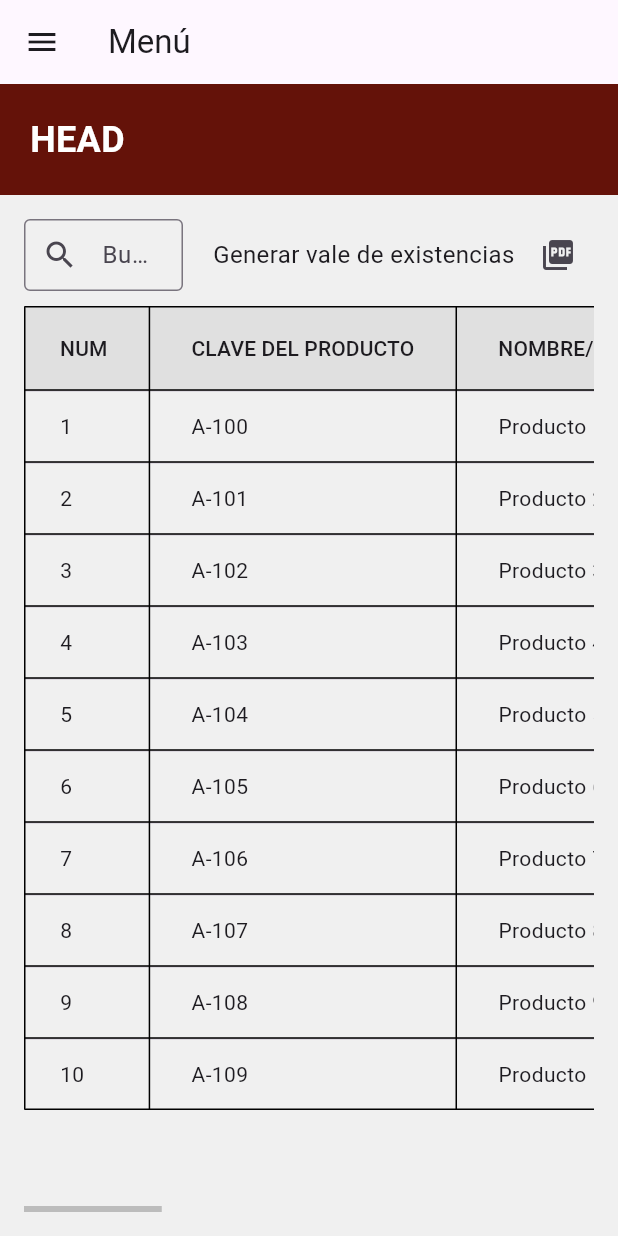
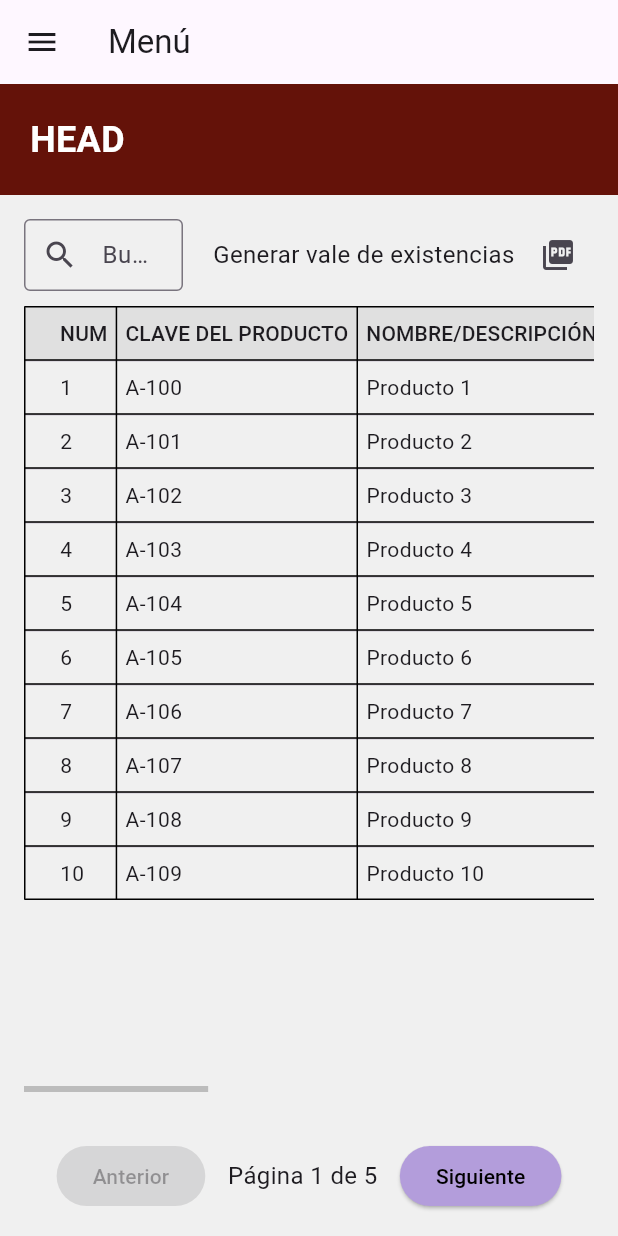
Before and after one commit to JVlazco81/control_almacen_frontend, a Flutter app: the Existencias_View screen opened by its route, on a phone screen of 412 x 824 dp. Run offline on Flutter 3.47's test engine with Material 3 defaults, Android fonts, the phone set to English and light mode, and no system bars; our stand-ins replace dropdown_search; missing offline and left inert: number_inc_dec.

Commit message:
PCA-4 Se mejoró la posición del Scroll Horizontal y la paginación

```diff
--- a/lib/screens/existencias_view.dart
+++ b/lib/screens/existencias_view.dart
@@ -16,7 +16,6 @@ class _ExistenciasViewState extends State<Existencias_View> {
   final int filasPorPagina = 10;
   int paginaActual = 0;
 
-  // Lista de productos de ejemplo
   final List<Map<String, String>> productos = List.generate(50, (index) {
     return {
       "num": "${index + 1}",
@@ -64,13 +63,12 @@ class _ExistenciasViewState extends State<Existencias_View> {
                   marca.contains(filtro);
             }).toList();
       }
-      paginaActual = 0; // Reiniciar a la primera página después de filtrar
+      paginaActual = 0;
     });
   }
 
   @override
   Widget build(BuildContext context) {
-    // Determinar el rango de datos a mostrar según la paginación
     int inicio = paginaActual * filasPorPagina;
     int fin = inicio + filasPorPagina;
     List<Map<String, String>> productosPaginados = filteredProductos.sublist(
@@ -85,10 +83,8 @@ class _ExistenciasViewState extends State<Existencias_View> {
         child: Column(
           crossAxisAlignment: CrossAxisAlignment.start,
           children: [
-            // Barra superior con buscador y botón de PDF
             Row(
               children: [
-                // Barra de búsqueda
                 Expanded(
                   child: TextField(
                     controller: searchController,
@@ -105,7 +101,6 @@ class _ExistenciasViewState extends State<Existencias_View> {
                   ),
                 ),
                 SizedBox(width: 20),
-                // Botón para generar PDF
                 Row(
                   children: [
                     Text(
@@ -125,7 +120,9 @@ class _ExistenciasViewState extends State<Existencias_View> {
             ),
             SizedBox(height: 10),
 
-            // Contenedor con scroll horizontal
+            Expanded(
+              child: Column(
+                children: [
                   Expanded(
                     child: Scrollbar(
                       controller: _horizontalScrollController,
@@ -137,10 +134,6 @@ class _ExistenciasViewState extends State<Existencias_View> {
                           constraints: BoxConstraints(
                             minWidth: MediaQuery.of(context).size.width,
                           ),
-                    child: Column(
-                      children: [
-                        // Contenedor con scroll vertical para los datos
-                        Expanded(
                           child: Scrollbar(
                             controller: _verticalScrollController,
                             thumbVisibility: true,
@@ -161,8 +154,14 @@ class _ExistenciasViewState extends State<Existencias_View> {
                                         ),
                                       )
                                       : DataTable(
+                                        columnSpacing:
+                                            12, // Reducir espacio entre columnas
+                                        headingRowHeight:
+                                            36, // Reducir altura del encabezado
+                                        dataRowHeight:
+                                            36, // Reducir altura de las filas
                                         headingRowColor:
-                                            WidgetStateColor.resolveWith(
+                                            MaterialStateColor.resolveWith(
                                               (states) => Colors.grey[300]!,
                                             ),
                                         border: TableBorder.all(
@@ -255,8 +254,11 @@ class _ExistenciasViewState extends State<Existencias_View> {
                             ),
                           ),
                         ),
+                      ),
+                    ),
+                  ),
+                  SizedBox(height: 32), // Más separación antes de la paginación
 
-                        // Paginación (Botones Anterior / Siguiente)
                   Row(
                     mainAxisAlignment: MainAxisAlignment.center,
                     children: [
@@ -269,14 +271,18 @@ class _ExistenciasViewState extends State<Existencias_View> {
                                   });
                                 }
                                 : null,
+                        style: ElevatedButton.styleFrom(
+                          backgroundColor: Colors.grey[300],
+                          foregroundColor: Colors.black,
+                        ),
                         child: Text('Anterior'),
                       ),
-                            SizedBox(width: 10),
+                      SizedBox(width: 15),
                       Text(
                         'Página ${paginaActual + 1} de ${((filteredProductos.length / filasPorPagina).ceil()).clamp(1, double.infinity).toInt()}',
                         style: TextStyle(fontSize: 16),
                       ),
-                            SizedBox(width: 10),
+                      SizedBox(width: 15),
                       ElevatedButton(
                         onPressed:
                             (paginaActual + 1) * filasPorPagina <
@@ -287,14 +293,15 @@ class _ExistenciasViewState extends State<Existencias_View> {
                                   });
                                 }
                                 : null,
+                        style: ElevatedButton.styleFrom(
+                          backgroundColor: Colors.deepPurple[200],
+                          foregroundColor: Colors.black,
+                        ),
                         child: Text('Siguiente'),
                       ),
                     ],
                   ),
                 ],
-                    ),
-                  ),
-                ),
               ),
             ),
           ],
```
Lines whose indentation alone changed are shown as unchanged.
